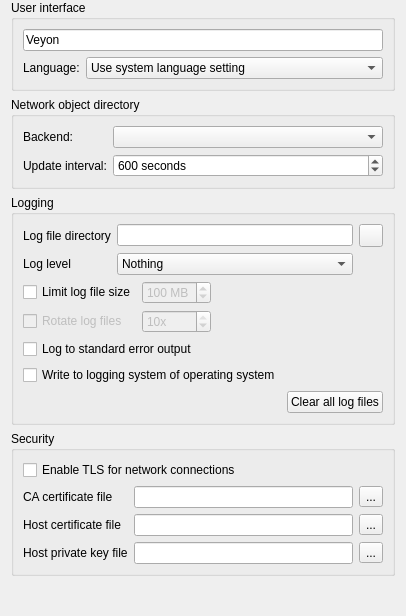
First picture: the form in configurator/src/GeneralConfigurationPage.ui, repository veyon/veyon, before the edit.
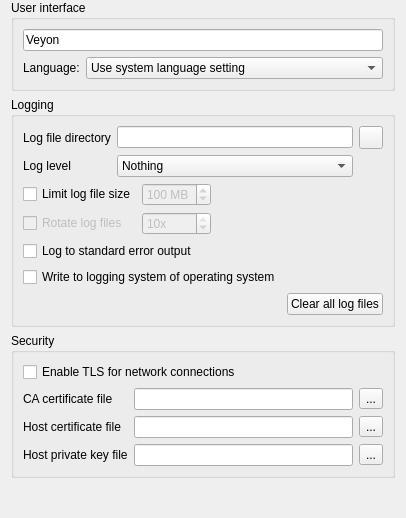
Second picture: the form after the edit. Icons and pictures are not drawn.

Commit message:
Reorganize configuration of network object directories
This prepares multi-NOD support and brings selection and configuration
of NODs together so users can't configure a NOD without enabling it.

What changed in the file:
```diff
--- a/configurator/src/GeneralConfigurationPage.ui
+++ b/configurator/src/GeneralConfigurationPage.ui
@@ -50,48 +50,6 @@
      </layout>
     </widget>
    </item>
-   <item>
-    <widget class="QGroupBox" name="groupBox_12">
-     <property name="title">
-      <string>Network object directory</string>
-     </property>
-     <layout class="QGridLayout" name="gridLayout_14" columnstretch="0,1">
-      <item row="0" column="0">
-       <widget class="QLabel" name="label">
-        <property name="text">
-         <string>Backend:</string>
-        </property>
-       </widget>
-      </item>
-      <item row="0" column="1">
-       <widget class="QComboBox" name="networkObjectDirectoryPlugin"/>
-      </item>
-      <item row="1" column="0">
-       <widget class="QLabel" name="label_40">
-        <property name="text">
-         <string>Update interval:</string>
-        </property>
-       </widget>
-      </item>
-      <item row="1" column="1">
-       <widget class="QSpinBox" name="networkObjectDirectoryUpdateInterval">
-        <property name="suffix">
-         <string> seconds</string>
-        </property>
-        <property name="minimum">
-         <number>10</number>
-        </property>
-        <property name="maximum">
-         <number>3600</number>
-        </property>
-        <property name="value">
-         <number>600</number>
-        </property>
-       </widget>
-      </item>
-     </layout>
-    </widget>
-   </item>
    <item>
     <widget class="QGroupBox" name="groupBox_7">
      <property name="title">
```
Left out of the diff: 2 changed lines with no effect on the pictures. The commit also changes 26 other files.
